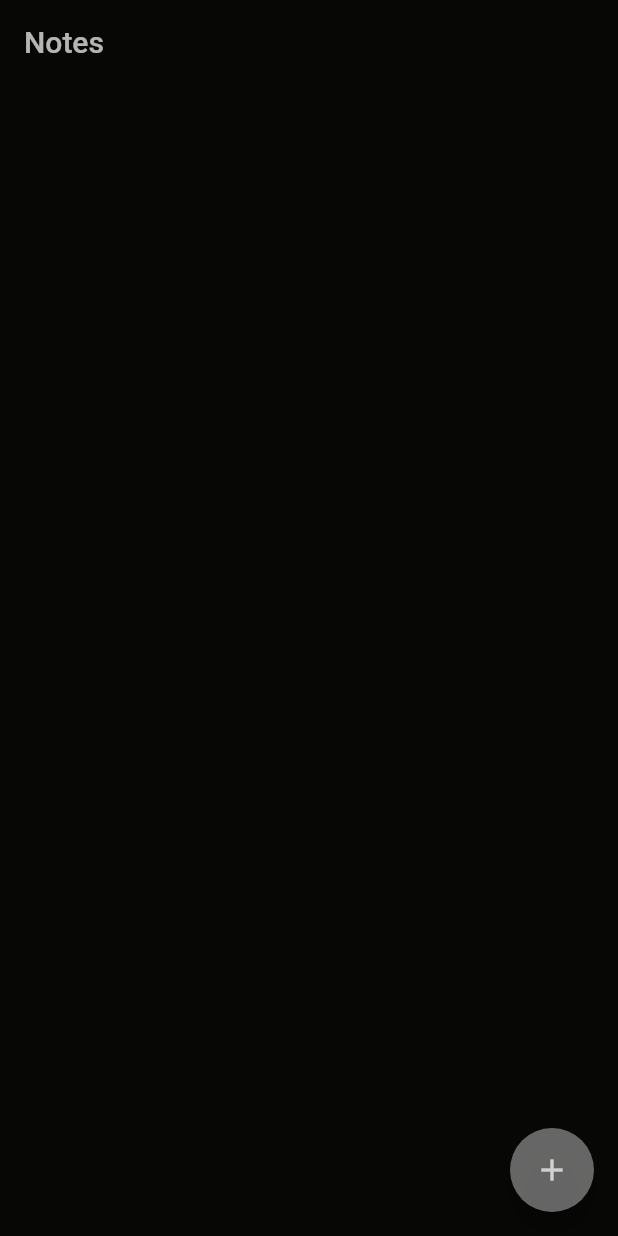
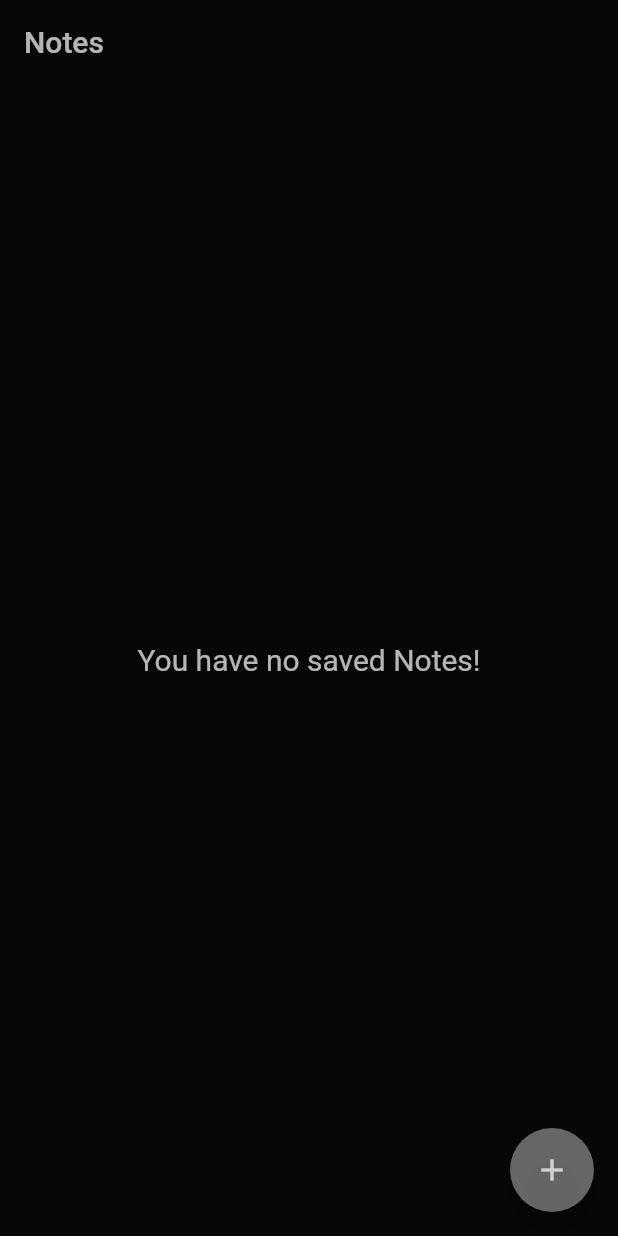
Before and after one commit to abdulragib/Easy_Notes, a Flutter app: the HomePage screen opened directly, on a phone screen of 412 x 824 dp. Run offline on Flutter 3.47's test engine with Material 2 defaults, Android fonts, the phone set to English and light mode, and no system bars; our stand-ins replace cloud_firestore, firebase_auth, firebase_core, google_sign_in; accounts and stored records are empty; Roboto replaces fonts that are missing (lato).

```diff
--- a/lib/pages/homepage.dart
+++ b/lib/pages/homepage.dart
@@ -65,6 +65,19 @@ class _HomePageState extends State<HomePage> {
         // future take snapsort of documents and use to execute function which return return result in future
         builder: (context, snapshot) {
           if (snapshot.hasData) {
+            //
+            if (snapshot.data?.docs.length == 0) {
+              return const Center(
+                child: Text(
+                  "You have no saved Notes!",
+                  style: TextStyle(
+                    color: Colors.white70,
+                    fontSize: 20,
+                  ),
+                ),
+              );
+            }
+            //
             return ListView.builder(
               // used to return anykind of data in scrollable list format
               itemCount: snapshot.data?.docs.length,
@@ -80,6 +93,7 @@ class _HomePageState extends State<HomePage> {
                     data?['created'].toDate(); //fetching time from firebase
                 String formattedTime =
                     DateFormat.yMMMd().add_jm().format(mydateTime);
+
                 return InkWell(
                   onTap: () {
                     Navigator.of(context)
```
Also changed, not shown: lib/pages/viewnote.dart (+35 -10 lines), 22 other files.
